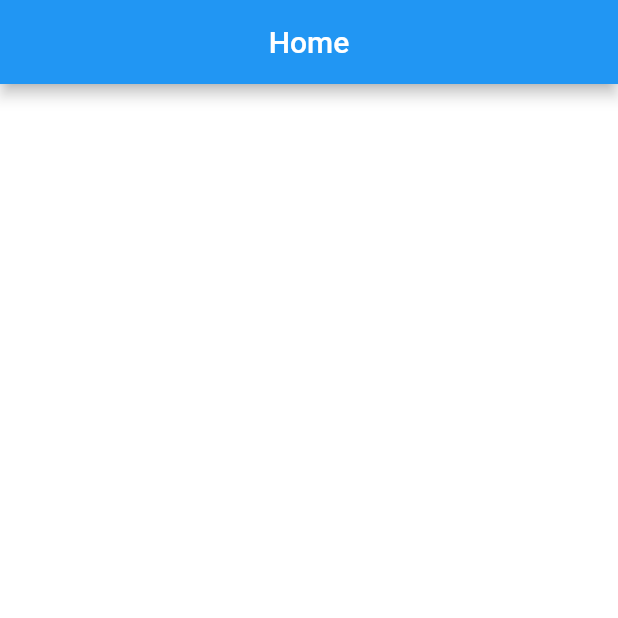
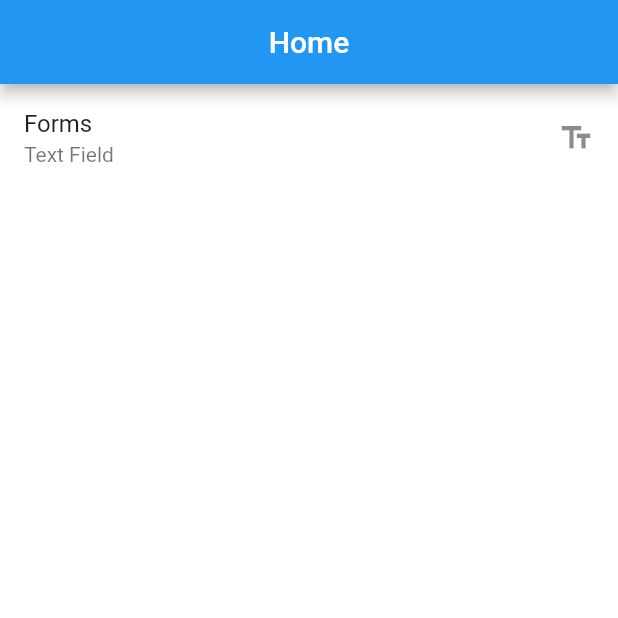
Before and after one commit to VNAPNIC/Sample-Flutter, a Flutter app: the screen it shows after launch, on a phone screen of 412 x 824 dp, the top half of it. Run offline on Flutter 3.47's test engine with Material 2 defaults, Android fonts, the phone set to English and light mode, and no system bars.

Commit message:
detail forms

```diff
--- a/lib/constant/Constant.dart
+++ b/lib/constant/Constant.dart
@@ -1,2 +1,6 @@
-final String WELCOME_PAGE = "/WelcomeStatePage";
-final String HOME_PAGE = "/HomeStatePage";
+//Routers
+const String WELCOME_PAGE = "/WelcomeStatePage";
+const String HOME_PAGE = "/HomeStatePage";
+
+//Type
+const int TYPE_FORMS = 1;
--- a/lib/page/HomeStatePage.dart
+++ b/lib/page/HomeStatePage.dart
@@ -1,5 +1,6 @@
-import 'dart:async';
 import 'package:flutter/material.dart';
+import 'DetailStatePage.dart';
+import 'package:sample_flutter/constant/Constant.dart';
 
 class HomeStatePage extends StatefulWidget {
   @override
@@ -7,6 +8,18 @@ class HomeStatePage extends StatefulWidget {
 }
 
 class _HomeStatePageState extends State<HomeStatePage> {
+  List<Widget> menus = List();
+
+  @override
+  void initState() {
+    super.initState();
+    menus.add(ListTile(
+      title: Text("Forms"),
+      trailing: Icon(Icons.text_fields),
+      onTap: () => Navigator.push(context, MaterialPageRoute(builder: (context) => DetailStatePage(type: TYPE_FORMS))),
+      subtitle: Text("Text Field"),
+    ));
+  }
 
   @override
   Widget build(BuildContext context) {
@@ -17,6 +30,9 @@ class _HomeStatePageState extends State<HomeStatePage> {
         title: Text("Home"),
         centerTitle: true,
       ),
+      body: ListView(
+        children: menus,
+      ),
     );
   }
 }
--- a/lib/page/WelcomeStatePage.dart
+++ b/lib/page/WelcomeStatePage.dart
@@ -14,7 +14,6 @@ class _WelcomeStatePageState extends State<WelcomeStatePage>
 
   AnimationController animationController;
   Animation<double> animation;
-  Timer _timer;
 
   startTime() async {
     var _duration = Duration(seconds: 3);
```
Also changed, not shown: lib/page/DetailStatePage.dart (added, +20 -0 lines), lib/widget/FormWidget.dart (added), pubspec.lock.
